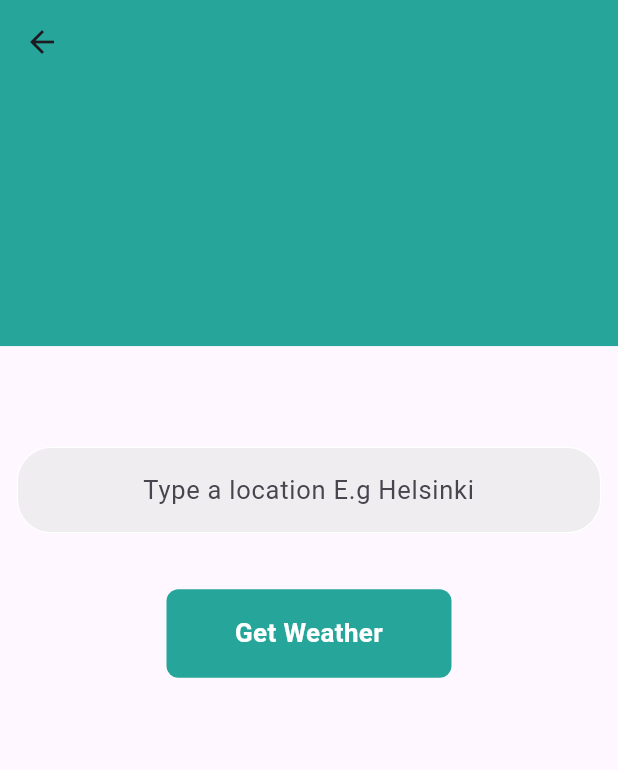
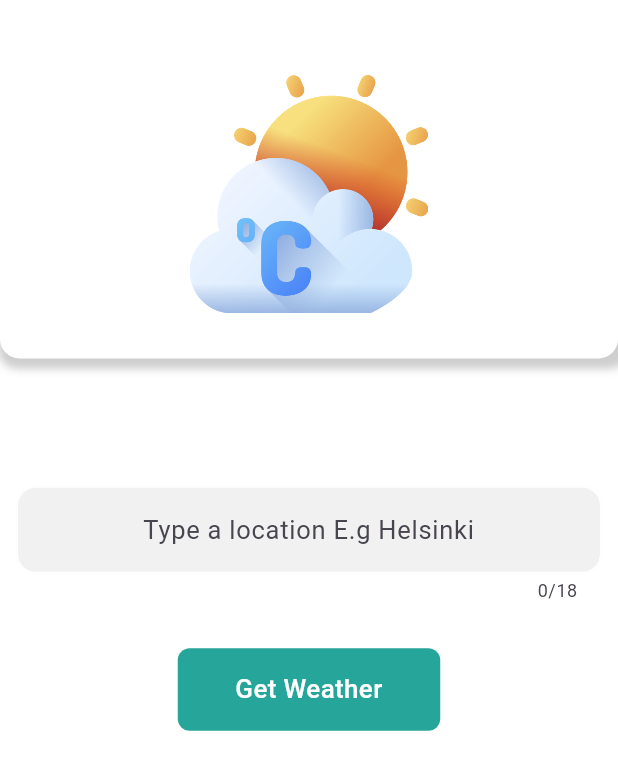
Before and after one commit to monty-iggy-xtius/WeatherApp, a Flutter app: the SearchLocation screen opened by its route, on a phone screen of 412 x 824 dp. Shown: the top 770 px of the screen. Run offline on Flutter 3.47's test engine with Material 3 defaults, Android fonts, the phone set to English and light mode, and no system bars; our stand-ins replace carousel_slider, flutter_spinkit.

Commit message:
update get weather function to indicate loading progress

```diff
--- a/lib/main.dart
+++ b/lib/main.dart
@@ -1,4 +1,5 @@
 import 'package:flutter/material.dart';
+import 'package:flutter/services.dart';
 import 'package:provider/provider.dart';
 import 'package:weatherapp/pages/searchlocation.dart';
 import 'package:weatherapp/pages/startpage.dart';
@@ -6,6 +7,10 @@ import 'package:weatherapp/pages/weatherui.dart';
 import 'package:weatherapp/provider/theme_provider.dart';
 
 void main() {
+  // force the app layout to always be in potrait mode
+  SystemChrome.setPreferredOrientations(
+      [DeviceOrientation.portraitUp, DeviceOrientation.portraitDown]);
+
   // wrapping the Material App in a ChangeNotifierProvider allows us to access the provider from anywhere in the app
   runApp(ChangeNotifierProvider(
     create: (context) => ToggleThemeProvider(),
--- a/lib/pages/searchlocation.dart
+++ b/lib/pages/searchlocation.dart
@@ -1,5 +1,6 @@
 import 'package:flutter/material.dart';
 import 'package:flutter/services.dart';
+import 'package:flutter_spinkit/flutter_spinkit.dart';
 import 'package:weatherapp/components/custom_snackbar.dart';
 import 'package:weatherapp/models/weathermodel.dart';
 import 'package:weatherapp/services/getweather.dart';
@@ -12,6 +13,12 @@ class SearchLocation extends StatefulWidget {
 }
 
 class _SearchLocationState extends State<SearchLocation> {
+  // this variable will tell the widget tree if any data is loading on the page
+  // the idea is, when the get weather button is pressed and the form is valid, set this value to true
+  // which in turns shows a spinner
+  // when the data arrives set it back to false indicating no loading
+  bool isLoading = false;
+
   @override
   void initState() {
     SystemChrome.setEnabledSystemUIMode(SystemUiMode.manual,
@@ -32,57 +39,83 @@ class _SearchLocationState extends State<SearchLocation> {
     return Scaffold(
       // extend body height behind app bar
       extendBodyBehindAppBar: true,
-      appBar: AppBar(
-        backgroundColor: Colors.transparent,
-        elevation: 0,
-      ),
-      body: SingleChildScrollView(
+      backgroundColor: Colors.white,
+      body: isLoading ? Center(
+        child: SpinKitDualRing(
+          color: Colors.teal.shade400,
+          size: 60,
+        )
+      ,)
+      :
+      SingleChildScrollView(
         padding: const EdgeInsets.all(0),
         child: Column(
           mainAxisAlignment: MainAxisAlignment.start,
           children: [
+            // container with the image in it
             Container(
-                color: Colors.teal.shade400,
-                height: _height * 0.28,
-                width: _width),
+                height: _height * 0.29,
+                width: _width,
+                // some padding to push the image a bit into the container
+                padding: const EdgeInsets.only(top: 50, bottom: 30),
+                decoration: BoxDecoration(
+                  color: Colors.white,
+                  boxShadow: [
+                    BoxShadow(
+                      color: Colors.grey.withOpacity(0.5),
+                      spreadRadius: 4,
+                      blurRadius: 4,
+                      offset: const Offset(3, 3), // changes position of shadow
+                    ),
+                  ],
+                  // curve the bottoms a little
+                  borderRadius: const BorderRadius.only(bottomLeft: Radius.circular(13), bottomRight: Radius.circular(13))
+                ),
+                child: const Image(
+                  image: AssetImage("images/day/122.png"),
+                  fit: BoxFit.contain,
+                  filterQuality: FilterQuality.high,
+                  ),
+                ),
             Container(
-              height: _height * 0.72,
+              height: _height * 0.71,
               padding: const EdgeInsets.all(11),
               child: Column(
                 crossAxisAlignment: CrossAxisAlignment.center,
                 children: [
-                  ListView(
-                    shrinkWrap: true,
-                    physics: const NeverScrollableScrollPhysics(),
-                    children: [
+                  // space between the two containers
+                  SizedBox(height: _height * 0.09),
+
                   Form(
                     key: _searchPageKey,
                     child: TextFormField(
                       keyboardType: TextInputType.text,
                       textAlign: TextAlign.center,
                       cursorColor: Colors.teal[400],
+                      textCapitalization: TextCapitalization.words,
+                      maxLength: 18,
                       showCursor: true,
                       style:
-                              const TextStyle(color: Colors.teal, fontSize: 17),
+                          TextStyle(color: Colors.teal.shade400, fontSize: 17),
                       decoration: InputDecoration(
                           hintText: "Type a location E.g Helsinki",
                           filled: true,
                           fillColor: Colors.grey[300]?.withOpacity(.45),
                           // default border style
                           border: OutlineInputBorder(
-                                borderRadius: BorderRadius.circular(23),
+                            borderRadius: BorderRadius.circular(13),
                           ),
                           // border style when the text field is focused
                           // should be a white border all round the input field with a radius of 23
                           focusedBorder: OutlineInputBorder(
-                                  borderRadius: BorderRadius.circular(23),
+                              borderRadius: BorderRadius.circular(13),
                               borderSide: BorderSide(
                                 color: Colors.teal.shade400,
                               )),
                           // border style when the app runs in default
                           // should be a white border all round the input field
                           enabledBorder: OutlineInputBorder(
-                                  borderRadius: BorderRadius.circular(23),
+                              borderRadius: BorderRadius.circular(13),
                               borderSide: const BorderSide(
                                 color: Colors.white,
                               ))),
@@ -96,14 +129,13 @@ class _SearchLocationState extends State<SearchLocation> {
                       },
                     ),
                   ),
-                    ],
-                  ),
 
-                  SizedBox(height: _width * .09),
+                  const SizedBox(height: 30),
 
                   // use a gesture detector to detect pressed events in the conatiner
                   GestureDetector(
                       onTap: () async {
+
                         processWeatherData(context);
                       },
                       child:
@@ -111,9 +143,9 @@ class _SearchLocationState extends State<SearchLocation> {
                           Padding(
                         padding: const EdgeInsets.symmetric(horizontal: 10),
                         child: Container(
-                            width: 190,
+                            width: 175,
                             padding: const EdgeInsets.symmetric(
-                                horizontal: 3.0, vertical: 17),
+                                horizontal: 3.0, vertical: 15),
                             decoration: BoxDecoration(
                               color: Colors.teal.shade400,
                               borderRadius: BorderRadius.circular(8),
@@ -123,7 +155,7 @@ class _SearchLocationState extends State<SearchLocation> {
                                   textAlign: TextAlign.center,
                                   style: TextStyle(
                                       color: Colors.white,
-                                      fontWeight: FontWeight.w700,
+                                      fontWeight: FontWeight.w500,
                                       fontSize: 17.3)),
                             )),
                       )),
@@ -139,12 +171,24 @@ class _SearchLocationState extends State<SearchLocation> {
   Future<WeatherModel?> processWeatherData(context) async {
     // check if the form is properly validated
     if (_searchPageKey.currentState!.validate()) {
+
+      // set loading to true while fetching data
+      setState(() {
+      isLoading = true;
+      });
+
+      // retrieve data from the service 'module'
       var weatherResult =
           await GetWeatherService().queryWeatherApi(_placeToSearch);
 
+      // when the result is back, it means the app is no longer loading
+      setState(() {
+      isLoading = false;
+      });
+
       // check if the data returned is valid by comparing error codes
+      if (weatherResult.code != 404) {
 
-      if (weatherResult.code != 404) {
         // if data is correct pass it back to previous screen
 
         Navigator.pop(context, {"weatherData": weatherResult});
--- a/lib/services/getweather.dart
+++ b/lib/services/getweather.dart
@@ -6,7 +6,7 @@ import 'package:weatherapp/models/weathermodel.dart';
 class GetWeatherService {
   Future<WeatherModel> queryWeatherApi(String query) async {
     final queryParam = {
-      'key': '179abcc559464fa08e845456242905',
+      'key': 'b059190bf20a4737ad0132751241707',
       'q': query,
       'days': '4',
       'aqi': 'no',
```
Also changed, not shown: lib/pages/startpage.dart (+6 -4 lines), lib/pages/weatherui.dart (+28 -12 lines), 2 other files. Lines whose indentation alone changed are shown as unchanged.
